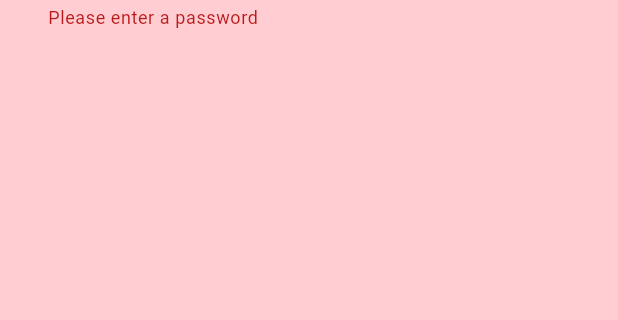
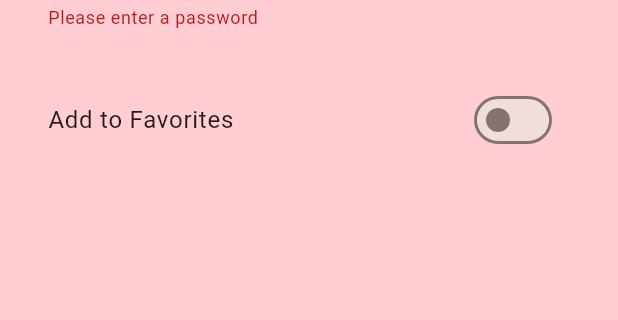
Before and after one commit to could-ai/01984187-8b40-7094-b764-c02460f21847, a Flutter app: the PasswordDetailScreen screen opened directly with empty values, after a tap on the "save" icon, on a phone screen of 412 x 824 dp, the part 468-788 px from its top. Run offline on Flutter 3.47's test engine with Material 3 defaults, Android fonts, the phone set to English and light mode, and no system bars.

Commit message:
Add isFavorite field to Password model; Add favorite toggle to password detail screen; Add favorites category and display logic

```diff
--- a/usr/lib/models/password.dart
+++ b/usr/lib/models/password.dart
@@ -5,6 +5,7 @@ class Password {
   final String password;
   final String categoryId;
   final String categoryName;
+  final bool isFavorite; // Add isFavorite field
 
   Password({
     required this.id,
@@ -13,6 +14,7 @@ class Password {
     required this.password,
     required this.categoryId,
     required this.categoryName,
+    this.isFavorite = false, // Default to false
   });
 }
 
--- a/usr/lib/screens/password_detail_screen.dart
+++ b/usr/lib/screens/password_detail_screen.dart
@@ -3,7 +3,7 @@ import '../models/password.dart';
 
 class PasswordDetailScreen extends StatefulWidget {
   final Password? password;
-  final List<Category> categories; // Accept categories
+  final List<Category> categories;
 
   const PasswordDetailScreen({super.key, this.password, required this.categories});
 
@@ -18,6 +18,7 @@ class _PasswordDetailScreenState extends State<PasswordDetailScreen> {
   late TextEditingController _passwordController;
   String? _selectedCategoryId;
   bool _isPasswordVisible = false;
+  bool _isFavorite = false; // Add state for favorite toggle
 
   @override
   void initState() {
@@ -25,11 +26,13 @@ class _PasswordDetailScreenState extends State<PasswordDetailScreen> {
     _websiteController = TextEditingController(text: widget.password?.website ?? '');
     _usernameController = TextEditingController(text: widget.password?.username ?? '');
     _passwordController = TextEditingController(text: widget.password?.password ?? '');
-    // Set initial category
+    _isFavorite = widget.password?.isFavorite ?? false;
+
     if (widget.password != null) {
       _selectedCategoryId = widget.password!.categoryId;
     } else if (widget.categories.isNotEmpty) {
-      _selectedCategoryId = widget.categories.first.id;
+      // Exclude 'Favorites' from being a default selection
+      _selectedCategoryId = widget.categories.firstWhere((c) => c.id != '0').id;
     }
   }
 
@@ -44,7 +47,6 @@ class _PasswordDetailScreenState extends State<PasswordDetailScreen> {
   void _savePassword() {
     if (_formKey.currentState!.validate()) {
       if (_selectedCategoryId == null) {
-        // Show an error if no category is selected
         ScaffoldMessenger.of(context).showSnackBar(
           const SnackBar(content: Text('Please select a category.')),
         );
@@ -60,6 +62,7 @@ class _PasswordDetailScreenState extends State<PasswordDetailScreen> {
         password: _passwordController.text,
         categoryId: _selectedCategoryId!,
         categoryName: selectedCategory.name,
+        isFavorite: _isFavorite, // Save favorite status
       );
       Navigator.pop(context, newPassword);
     }
@@ -143,7 +146,10 @@ class _PasswordDetailScreenState extends State<PasswordDetailScreen> {
                     labelText: 'Category',
                     border: OutlineInputBorder(),
                   ),
-                  items: widget.categories.map((Category category) {
+                  // Exclude 'Favorites' from selectable options
+                  items: widget.categories
+                      .where((c) => c.id != '0')
+                      .map((Category category) {
                     return DropdownMenuItem<String>(
                       value: category.id,
                       child: Text(category.name),
@@ -154,8 +160,20 @@ class _PasswordDetailScreenState extends State<PasswordDetailScreen> {
                       _selectedCategoryId = newValue;
                     });
                   },
-                  validator: (value) => value == null ? 'Please select a category' : null,
+                  validator: (value) =>
+                      value == null ? 'Please select a category' : null,
                 ),
+              const SizedBox(height: 16),
+              // Add toggle for 'isFavorite'
+              SwitchListTile(
+                title: const Text('Add to Favorites'),
+                value: _isFavorite,
+                onChanged: (bool value) {
+                  setState(() {
+                    _isFavorite = value;
+                  });
+                },
+              ),
             ],
           ),
         ),
```
Also changed, not shown: usr/lib/screens/password_list_screen.dart (+29 -49 lines).
